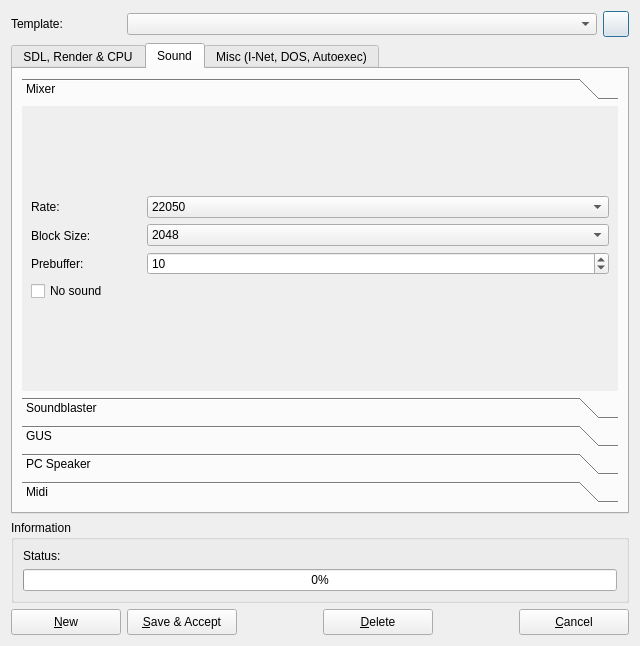
Old version of the form dboxfe-gdb/ui/dboxfegdb_template.ui in the repository LasDesu/DBoxFE.
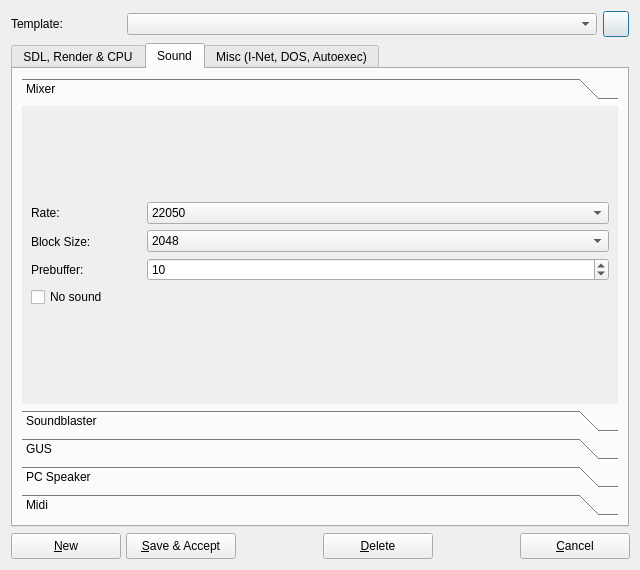
New version of the form. The open tabs and pages were chosen to show the change. Icons and pictures are not drawn.

Patch:
```diff
--- a/dboxfe-gdb/ui/dboxfegdb_template.ui
+++ b/dboxfe-gdb/ui/dboxfegdb_template.ui
@@ -6,19 +6,19 @@
     <x>0</x>
     <y>0</y>
     <width>640</width>
-    <height>646</height>
+    <height>570</height>
    </rect>
   </property>
   <property name="minimumSize" >
    <size>
     <width>640</width>
-    <height>646</height>
+    <height>570</height>
    </size>
   </property>
   <property name="maximumSize" >
    <size>
     <width>640</width>
-    <height>646</height>
+    <height>570</height>
    </size>
   </property>
   <property name="windowTitle" >
@@ -34,7 +34,7 @@
    <bool>true</bool>
   </property>
   <layout class="QGridLayout" >
-   <item row="0" column="0" >
+   <item row="0" column="0" colspan="6" >
     <layout class="QHBoxLayout" >
      <item>
       <widget class="QLabel" name="labelTemplate" >
@@ -79,7 +79,7 @@
      </item>
     </layout>
    </item>
-   <item row="1" column="0" >
+   <item row="1" column="0" colspan="6" >
     <spacer>
      <property name="orientation" >
       <enum>Qt::Vertical</enum>
@@ -92,7 +92,7 @@
      </property>
     </spacer>
    </item>
-   <item row="2" column="0" >
+   <item row="2" column="0" colspan="6" >
     <widget class="QTabWidget" name="twDbx" >
      <property name="currentIndex" >
       <number>0</number>
@@ -1588,8 +1588,8 @@
            <rect>
             <x>0</x>
             <y>0</y>
-            <width>197</width>
-            <height>120</height>
+            <width>598</width>
+            <height>297</height>
            </rect>
           </property>
           <attribute name="label" >
@@ -4701,31 +4701,6 @@
     </widget>
    </item>
    <item row="3" column="0" >
-    <widget class="QGroupBox" name="groupBoxInformation" >
-     <property name="title" >
-      <string>Information</string>
-     </property>
-     <layout class="QGridLayout" >
-      <item row="0" column="0" >
-       <widget class="QLabel" name="labelStatus" >
-        <property name="text" >
-         <string>Status:</string>
-        </property>
-       </widget>
-      </item>
-      <item row="1" column="0" >
-       <widget class="QProgressBar" name="progressBarStatus" >
-        <property name="value" >
-         <number>0</number>
-        </property>
-       </widget>
-      </item>
-     </layout>
-    </widget>
-   </item>
-   <item row="4" column="0" >
-    <layout class="QHBoxLayout" >
-     <item>
       <widget class="QPushButton" name="btnNew" >
        <property name="minimumSize" >
         <size>
@@ -4747,7 +4722,7 @@
        </property>
       </widget>
      </item>
-     <item>
+   <item row="3" column="1" >
       <widget class="QPushButton" name="btnSave" >
        <property name="minimumSize" >
         <size>
@@ -4769,7 +4744,7 @@
        </property>
       </widget>
      </item>
-     <item>
+   <item row="3" column="2" >
       <spacer>
        <property name="orientation" >
         <enum>Qt::Horizontal</enum>
@@ -4782,7 +4757,7 @@
        </property>
       </spacer>
      </item>
-     <item>
+   <item row="3" column="3" >
       <widget class="QPushButton" name="btnDelete" >
        <property name="minimumSize" >
         <size>
@@ -4804,7 +4779,7 @@
        </property>
       </widget>
      </item>
-     <item>
+   <item row="3" column="4" >
       <spacer>
        <property name="orientation" >
         <enum>Qt::Horizontal</enum>
@@ -4817,7 +4792,7 @@
        </property>
       </spacer>
      </item>
-     <item>
+   <item row="3" column="5" >
       <widget class="QPushButton" name="btnCancel" >
        <property name="minimumSize" >
         <size>
@@ -4838,8 +4813,6 @@
         <iconset resource="../res/dboxfe-gdb.qrc" >:/images/delete.png</iconset>
        </property>
       </widget>
-     </item>
-    </layout>
    </item>
   </layout>
  </widget>
```
Lines whose indentation alone changed are shown as unchanged.
